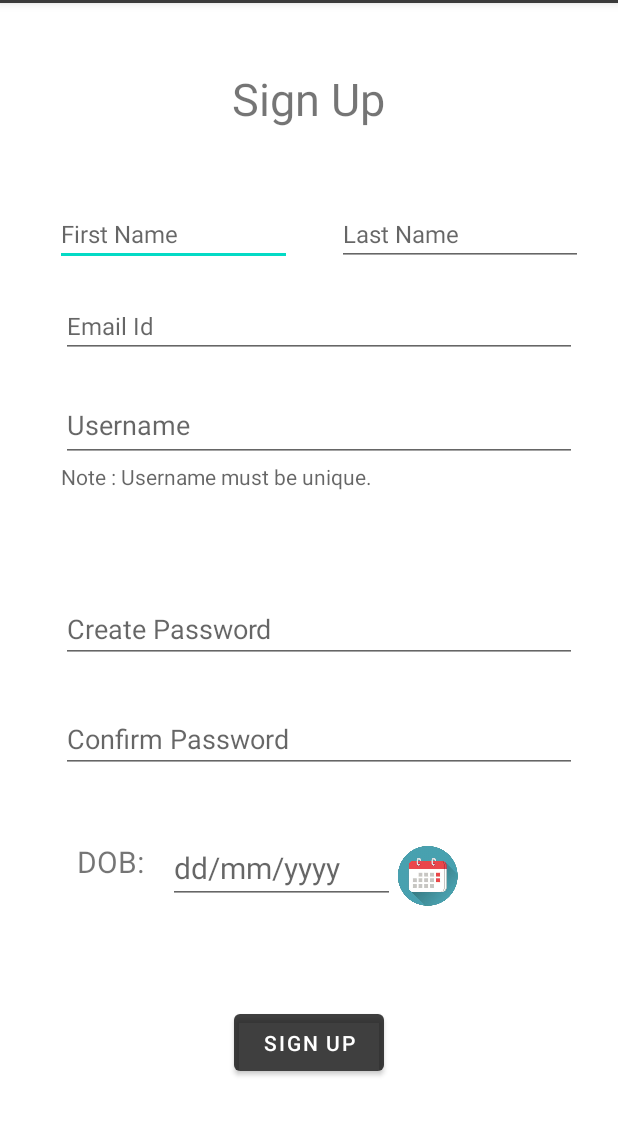
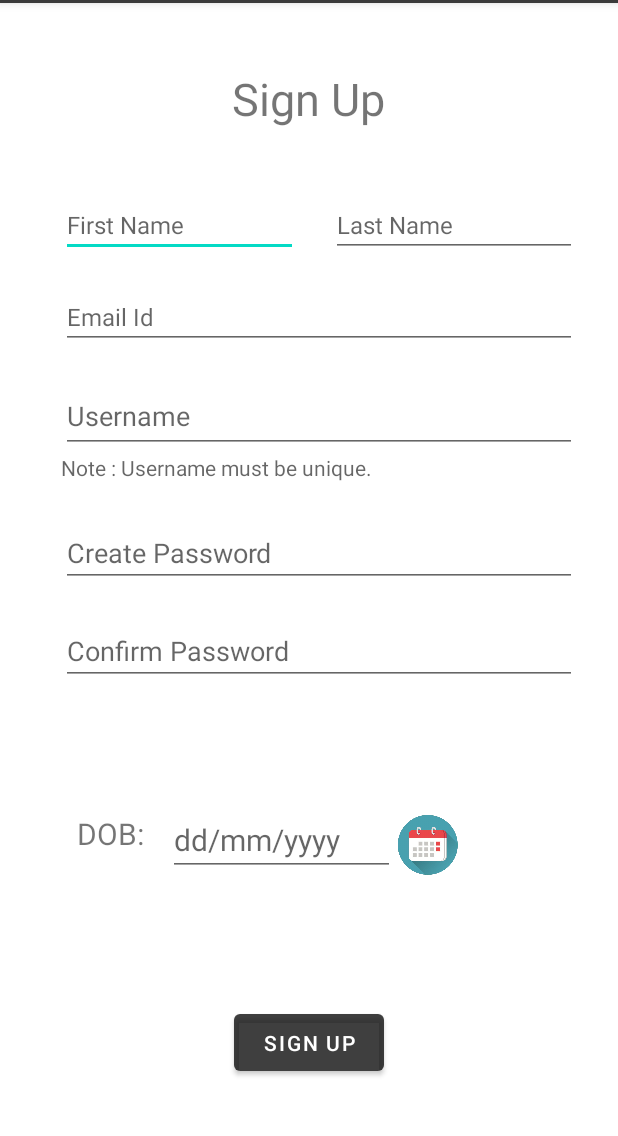
Before and after one commit to PulkitAsri/Trell_app, an Android app: the screen it shows after launch (SignUpActivity), on a phone screen of 412 x 824 dp, the part 81-1217 px from its top. Run offline under Robolectric (Android 15) with nearby library versions, the light colour scheme and no system bars; our stand-ins replace Firebase (no records; nobody signed in at launch, a user with empty details on screens opened directly).

Commit message:
minor fixes

```diff
--- a/app/src/main/res/layout/activity_sign_up.xml
+++ b/app/src/main/res/layout/activity_sign_up.xml
@@ -85,6 +85,7 @@
         android:layout_width="158dp"
         android:layout_height="40dp"
         android:layout_marginStart="40dp"
+        android:layout_marginEnd="22dp"
         android:layout_marginBottom="20dp"
         android:hint="First Name"
         android:textSize="16sp"
@@ -96,15 +97,12 @@
         android:id="@+id/signupLastnameEditText"
         android:layout_width="164dp"
         android:layout_height="40dp"
-        android:layout_marginStart="30dp"
         android:layout_marginEnd="27dp"
         android:layout_marginBottom="20dp"
         android:hint="Last Name"
         android:textSize="16sp"
         app:layout_constraintBottom_toTopOf="@+id/signupEmailEditText"
         app:layout_constraintEnd_toEndOf="parent"
-        app:layout_constraintHorizontal_bias="0.58"
-        app:layout_constraintStart_toEndOf="@+id/signupFirstnameEditText"
         app:layout_constraintTop_toTopOf="@+id/signupFirstnameEditText" />
 
     <EditText
@@ -131,43 +129,41 @@
         app:layout_constraintStart_toStartOf="@+id/signupEmailEditText"
         app:layout_constraintTop_toBottomOf="@+id/signupEmailEditText" />
 
+
     <TextView
         android:id="@+id/textView4"
         android:layout_width="344dp"
         android:layout_height="0dp"
-        android:layout_marginBottom="24dp"
         android:hint="Note : Username must be unique."
         android:textSize="14sp"
-        app:layout_constraintBottom_toTopOf="@+id/signupPasswordEditText"
         app:layout_constraintEnd_toEndOf="@+id/signupUsernameEditText"
-        app:layout_constraintHorizontal_bias="0.582"
+        app:layout_constraintHorizontal_bias="0.0"
         app:layout_constraintStart_toStartOf="@+id/signupUsernameEditText"
         app:layout_constraintTop_toBottomOf="@+id/signupUsernameEditText" />
-
 
     <EditText
         android:id="@+id/signupPasswordEditText"
         android:layout_width="344dp"
         android:layout_height="wrap_content"
-        android:layout_marginBottom="328dp"
+        android:layout_marginTop="44dp"
         android:hint="Create Password"
         android:inputType="textVisiblePassword"
         android:password="true"
-        app:layout_constraintBottom_toBottomOf="parent"
         app:layout_constraintEnd_toEndOf="@+id/textView4"
-        app:layout_constraintHorizontal_bias="0.582"
-        app:layout_constraintStart_toStartOf="@+id/textView4" />
+        app:layout_constraintHorizontal_bias="0.0"
+        app:layout_constraintStart_toStartOf="@+id/textView4"
+        app:layout_constraintTop_toBottomOf="@+id/signupUsernameEditText" />
 
     <EditText
         android:id="@+id/signupConfirmPasswordEditText"
         android:layout_width="344dp"
         android:layout_height="wrap_content"
-        android:layout_marginTop="28dp"
+        android:layout_marginTop="20dp"
         android:hint="Confirm Password"
         android:inputType="textVisiblePassword"
         android:password="true"
         app:layout_constraintEnd_toEndOf="@+id/signupPasswordEditText"
-        app:layout_constraintHorizontal_bias="0.582"
+        app:layout_constraintHorizontal_bias="0.0"
         app:layout_constraintStart_toStartOf="@+id/signupPasswordEditText"
         app:layout_constraintTop_toBottomOf="@+id/signupPasswordEditText" />
 
@@ -190,12 +186,12 @@
         android:layout_height="41dp"
         android:layout_toRightOf="@id/date"
         android:src="@drawable/calender_icon"
-        app:layout_constraintBottom_toTopOf="@+id/signupButton"
+        app:layout_constraintBottom_toBottomOf="@+id/date"
         app:layout_constraintEnd_toEndOf="parent"
         app:layout_constraintHorizontal_bias="0.0"
         app:layout_constraintStart_toEndOf="@+id/date"
-        app:layout_constraintTop_toBottomOf="@+id/signupConfirmPasswordEditText"
-        app:layout_constraintVertical_bias="0.422" />
+        app:layout_constraintTop_toTopOf="@+id/date"
+        app:layout_constraintVertical_bias="1.0" />
 
     <Button
         android:id="@+id/signupButton"
@@ -218,13 +214,12 @@
         app:flow_verticalAlign="center"
         app:layout_constraintBottom_toTopOf="@+id/signupButton"
         app:layout_constraintStart_toStartOf="@+id/signupConfirmPasswordEditText"
-        app:layout_constraintTop_toBottomOf="@+id/signupConfirmPasswordEditText"
-        app:layout_constraintVertical_bias="0.41" />
+        app:layout_constraintTop_toBottomOf="@+id/signupConfirmPasswordEditText" />
 
     <TextView
         android:id="@+id/textView3"
-        android:layout_width="136dp"
-        android:layout_height="48dp"
+        android:layout_width="175dp"
+        android:layout_height="42dp"
         android:text="Sign Up"
         android:textAlignment="center"
         android:textSize="30sp"
```
